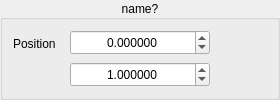
Before: the Qt Designer form Gui/forms/form_motorwidget.ui in slsdetectorgroup/motorControlSoftware, drawn with Qt 5.
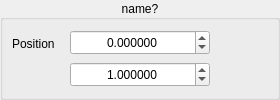
After: the same form once the commit is applied. Icons and pictures are not drawn.

Patch:
```diff
--- a/Gui/forms/form_motorwidget.ui
+++ b/Gui/forms/form_motorwidget.ui
@@ -190,18 +190,18 @@
         </property>
         <property name="minimumSize">
          <size>
-          <width>50</width>
+          <width>52</width>
           <height>30</height>
          </size>
         </property>
         <property name="maximumSize">
          <size>
-          <width>50</width>
+          <width>52</width>
           <height>30</height>
          </size>
         </property>
         <property name="text">
-         <string>Position</string>
+         <string>Position </string>
         </property>
        </widget>
       </item>
```
